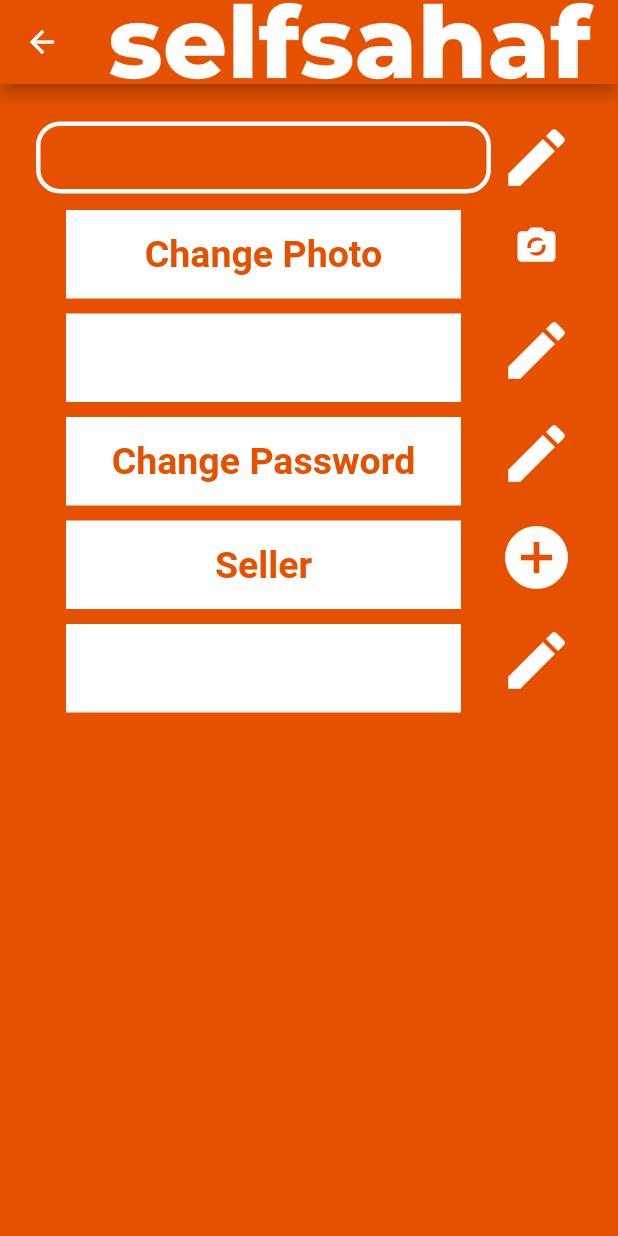
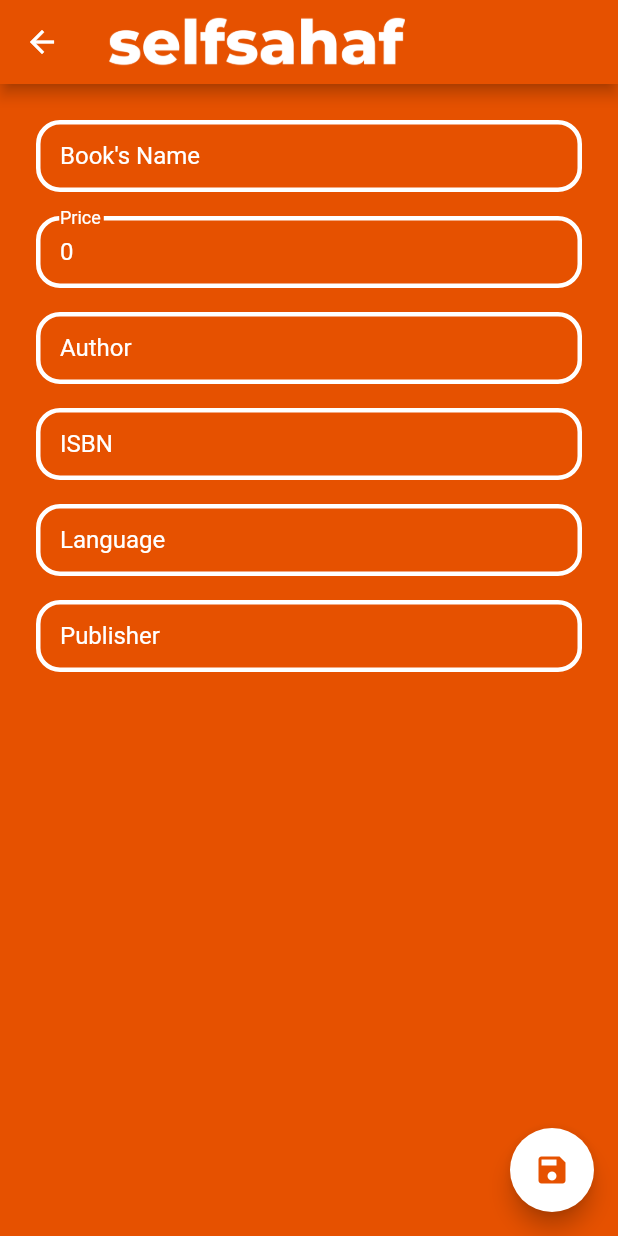
Before and after one commit to tarikisildar/SelfSahaf, a Flutter app: the BookSettingsPage screen opened directly with empty values, on a phone screen of 412 x 824 dp. Run offline on Flutter 3.47's test engine with Material 2 defaults, Android fonts, the phone set to English and light mode, and no system bars; our stand-ins replace carousel_pro, cookie_jar, dio, dio_cookie_manager, get_it; missing offline and left inert: searchable_dropdown; accounts and stored records are empty.

Commit message:
book settings page front finish

```diff
--- a/lib/views/products_pages/book_profile.dart
+++ b/lib/views/products_pages/book_profile.dart
@@ -39,13 +39,14 @@ class _BookProfileState extends State<BookProfile> {
               Padding(
                 padding: const EdgeInsets.all(6.0),
                 child: SafeArea(
+
                   child: Row(
                     children: <Widget>[
                       Expanded(
                         flex: 20,
                         child: Container(
                           width: double.maxFinite,
-                          height: 45,
+                          height: 70,
                           child: Center(
                               child: Text(
                             widget.selectedBook.name,
@@ -58,7 +59,7 @@ class _BookProfileState extends State<BookProfile> {
                         flex: 6,
                         child: Container(
                           width: double.maxFinite,
-                          height: 45,
+                          height: 70,
                           child: Center(
                               child: Text(
                             "${widget.selectedBook.price} TL",
@@ -113,6 +114,25 @@ class _BookProfileState extends State<BookProfile> {
                                   style: TextStyle(color: Colors.white),
                                 ),
                                 Text(widget.selectedBook.language,
+                                    style: TextStyle(color: Colors.white))
+                              ],
+                            ),
+                          ),
+                        ),
+                        SizedBox(
+                          height: 5,
+                        ),
+                        Container(
+                          width: double.maxFinite,
+                          height: 45,
+                          child: Center(
+                            child: Row(
+                              children: <Widget>[
+                                Text(
+                                  "Category: ",
+                                  style: TextStyle(color: Colors.white),
+                                ),
+                                Text(widget.selectedBook.categoryName,
                                     style: TextStyle(color: Colors.white))
                               ],
                             ),
--- a/lib/views/products_pages/book_settings.dart
+++ b/lib/views/products_pages/book_settings.dart
@@ -12,212 +12,170 @@ class BookSettingsPage extends StatefulWidget {
 }
 
 class _BookSettingsPage extends State<BookSettingsPage> {
-  String _name,_surname,_email,_phoneNumber;
-  final _sellerController=TextEditingController();
-  bool _checkSeller=false;
-  AuthService userService= GetIt.I<AuthService>();
-  final _bookNameController = new TextEditingController();
+  String _name, _surname, _email, _phoneNumber;
+
+  AuthService userService = GetIt.I<AuthService>();
+
+  bool _checkSeller = false;
+
+  TextEditingController _sellerController;
+  TextEditingController _bookNameController;
+  TextEditingController _sellernameController;
+  TextEditingController _authorController;
+  TextEditingController _langController;
+  TextEditingController _isbnController;
+  TextEditingController _publisherController;
+  TextEditingController _descController;
+  TextEditingController _priceController;
+
   @override
   void initState() {
-    this._name=userService.getUser().name;
-    this._surname=userService.getUser().surname;
-    this._email=userService.getUser().email;
-    this._phoneNumber=userService.getUser().phoneNumber;
+
+    _bookNameController =
+        TextEditingController(text: widget.selectedBook.name);
+    _priceController =
+        TextEditingController(text: widget.selectedBook.price.toString());
+    _authorController =
+        TextEditingController(text: widget.selectedBook.authorName);
+    _langController =
+        TextEditingController(text: widget.selectedBook.language);
+    _isbnController =
+        TextEditingController(text: widget.selectedBook.isbn);
+    _publisherController =
+        TextEditingController(text: widget.selectedBook.publisher);
+    _descController =
+        TextEditingController(text: widget.selectedBook.description);
 
   }
-  String bookNameValidation(String bookName){
+
+  String bookNameValidation(String bookName) {
     bool booknameValid;
-    if(bookName == "" || bookName == " ") return "Invalid Book Name";
+    if (bookName == "" || bookName == " ")
+      return "Invalid Book Name";
+    else
+      return null;
+  }
+  String priceValidation(String price){
+    if(price.length == 0 || !price.contains(RegExp(r'[A-Za-z]'))) return "Invalid Price";
     else return null;
   }
+
+
   @override
   Widget build(BuildContext context) {
     return Scaffold(
+      floatingActionButton: FloatingActionButton(
+        backgroundColor: Colors.white,
+        onPressed: () {},
+        child: Icon(
+          Icons.save,
+          color: Theme.of(context).primaryColor,
+        ),
+      ),
       backgroundColor: Theme.of(context).backgroundColor,
       appBar: AppBar(
-        title: Image.asset("images/logo_white/logo_white.png"),
-
+        title: Container(
+            height: 50, child: Image.asset("images/logo_white/logo_white.png")),
       ),
       body: Container(
           color: Theme.of(context).primaryColor,
           child: Padding(
-          padding: const EdgeInsets.all(24.0),
+            padding: const EdgeInsets.all(16.0),
             child: ListView(
               children: <Widget>[
-              Row(
+                Padding(
+                  padding: const EdgeInsets.all(8.0),
+                  child: Row(
                     children: <Widget>[
                       Expanded(
                         flex: 5,
                         child: InputField(
-                      initval: widget.selectedBook.name,
-
+                          labelText: "Book's Name",
+                          controller: _bookNameController,
+                          validation: bookNameValidation,
                         ),
                       ),
-                 Expanded(
-                   flex: 1,
-                   child: InkWell(
-                    child: Icon(Icons.edit, color:Colors.white, size: 50,),
-                    onTap: (){
-                      print("sa");
-                    },
-                  ))
-
                     ],
                   ),
-              Row(
+                ),
+                Padding(
+                  padding: const EdgeInsets.all(8.0),
+                  child: Row(
                     children: <Widget>[
                       Expanded(
                         flex: 5,
-                    child: Container(
-                    alignment: Alignment.center,
-
-                    padding: EdgeInsets.fromLTRB(15, 15, 15, 15),
-                    margin: EdgeInsets.fromLTRB(20, 10, 20, 0),
-                    width: 250,
-                    color: Colors.white,
-                    child: Center( child: Text("Change Photo",style:TextStyle(color: Theme.of(context).primaryColor ,fontSize: 25 ) , )),
-                   )),
-                 Expanded(
-                   flex: 1,
-                   child: InkWell(
-                    child: Icon(Icons.party_mode, color:Colors.white, size: 30,),
-                    onTap: (){
-                      print("sa");
-                    },
-                  ))
-
+                        child: InputField(
+                          labelText: "Price",
+                          controller: _priceController,
+                          validation: bookNameValidation,
+                        ),
+                      ),
                     ],
                   ),
-              Row(
+                ),
+                Padding(
+                  padding: const EdgeInsets.all(8.0),
+                  child: Row(
                     children: <Widget>[
                       Expanded(
                         flex: 5,
-                    child: Container(
-                    alignment: Alignment.center,
-
-
-                    padding: EdgeInsets.fromLTRB(15, 15, 15, 15),
-                    margin: EdgeInsets.fromLTRB(20, 10, 20, 0),
-                    width: 250,
-                    color: Colors.white,
-                    child: Center( child: Text(_email,style:TextStyle(color: Theme.of(context).primaryColor ,fontSize: 25 ) , )),
-                   )),
-                 Expanded(
-                   flex: 1,
-                   child: InkWell(
-                    child: Icon(Icons.edit, color:Colors.white, size: 50,),
-                    onTap: (){
-                      print("sa");
-                    },
-                  ))
-
+                        child: InputField(
+                          labelText: "Author",
+                          controller: _authorController,
+                          validation: bookNameValidation,
+                        ),
+                      ),
                     ],
                   ),
-              Row(
+                ),
+                Padding(
+                  padding: const EdgeInsets.all(8.0),
+                  child: Row(
                     children: <Widget>[
                       Expanded(
                         flex: 5,
-                    child: Container(
-                    alignment: Alignment.center,
-
-
-                    padding: EdgeInsets.fromLTRB(15, 15, 15, 15),
-                    margin: EdgeInsets.fromLTRB(20, 10, 20, 0),
-                    width: 250,
-                    color: Colors.white,
-                    child: Center( child: Text("Change Password",style:TextStyle(color: Theme.of(context).primaryColor ,fontSize: 25 ) , )),
-                   )),
-                 Expanded(
-                   flex: 1,
-                   child: InkWell(
-                    child: Icon(Icons.edit, color:Colors.white, size: 50,),
-                    onTap: (){
-                      print("sa");
-                    },
-                  ))
-
+                        child: InputField(
+                          labelText: "ISBN",
+                          controller: _isbnController,
+                          validation: bookNameValidation,
+                        ),
+                      ),
                     ],
-              ),Row(
+                  ),
+                ),
+                Padding(
+                  padding: const EdgeInsets.all(8.0),
+                  child: Row(
                     children: <Widget>[
                       Expanded(
                         flex: 5,
-                    child: Container(
-                    alignment: Alignment.center,
-
-
-                    padding: EdgeInsets.fromLTRB(15, 15, 15, 15),
-                    margin: EdgeInsets.fromLTRB(20, 10, 20, 0),
-                    width: 250,
-                    color: Colors.white,
-                    child: Center( child: Text("Seller",style:TextStyle(color: Theme.of(context).primaryColor ,fontSize: 25 ) , )),
-                   )),
-                 Expanded(
-                   flex: 1,
-                   child: InkWell(
-                    child: Icon(Icons.add_circle, color:Colors.white, size: 50,),
-                    onTap: (){
-                      return showDialog(context: context, builder: (context){
-                        return AlertDialog(
-                          title: Text("Seller's address"),
-                          content: TextFormField(
-                            controller:  _sellerController,
-                            decoration: InputDecoration(
-                              labelText: 'Enter your address'
+                        child: InputField(
+                          labelText: "Language",
+                          controller: _langController,
+                          validation: bookNameValidation,
                         ),
-
                       ),
-                          actions: <Widget>[
-                            InkWell(child: Icon( Icons.done, color: Colors.red,size: 50 ) ,
-                            onTap: (){
-                              if(_sellerController.text==''){
-                                print("nah sana");
-                              _checkSeller=false;
-
-                              }
-                              else{
-                                _checkSeller=true;
-                                Navigator.of(context).pop();
-                                }
-
-                            }
-                            ,)
-
                     ],
-                        );
-                      });
-                    },
-                  ))
-
-                ],
-              ),Row(
+                  ),
+                ),
+                Padding(
+                  padding: const EdgeInsets.all(8.0),
+                  child: Row(
                     children: <Widget>[
                       Expanded(
                         flex: 5,
-                    child: Container(
-                    alignment: Alignment.center,
-
-
-                    padding: EdgeInsets.fromLTRB(15, 15, 15, 15),
-                    margin: EdgeInsets.fromLTRB(20, 10, 20, 0),
-                    width: 250,
-                    color: Colors.white,
-                    child: Center( child: Text("$_phoneNumber",style:TextStyle(color: Theme.of(context).primaryColor ,fontSize: 25 ) , )),
-                   )),
-                 Expanded(
-                   flex: 1,
-                   child: InkWell(
-                    child: Icon(Icons.edit, color:Colors.white, size: 50,),
-                    onTap: (){
-                      print("sa");
-                    },
-                  ))
-
-                ],
-              )
+                        child: InputField(
+                          labelText: "Publisher",
+                          controller: _publisherController,
+                          validation: bookNameValidation,
+                        ),
+                      ),
                     ],
                   ),
-        )
-      ) ,
+                ),
+              ],
+            ),
+          )),
     );
   }
 }
```
Lines whose indentation alone changed are shown as unchanged.
